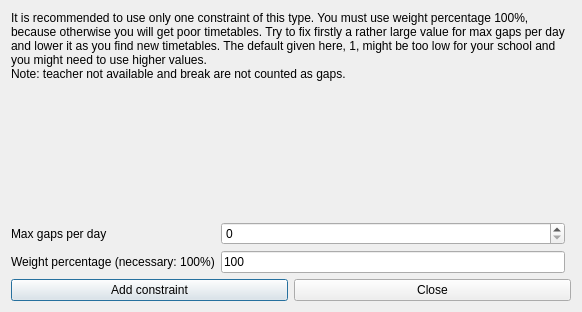
vonmecheln/fet, file fet/src/interface/addconstraintteachersmaxgapsperdayform_template.ui: the form before one commit.
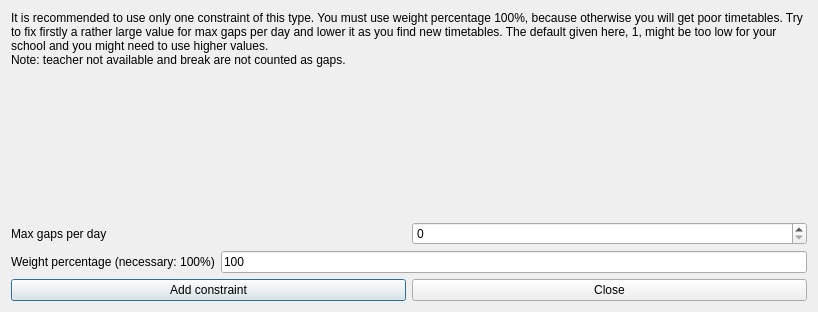
The form after the commit.

The edit to the form file:
```diff
--- a/fet/src/interface/addconstraintteachersmaxgapsperdayform_template.ui
+++ b/fet/src/interface/addconstraintteachersmaxgapsperdayform_template.ui
@@ -6,58 +6,15 @@
    <rect>
     <x>0</x>
     <y>0</y>
-    <width>532</width>
+    <width>818</width>
     <height>312</height>
    </rect>
   </property>
   <property name="windowTitle">
    <string extracomment="This is the title of the dialog to add a new constraint of this type">Add teachers max gaps per day</string>
   </property>
-  <layout class="QGridLayout">
-   <item row="1" column="0" colspan="2">
-    <layout class="QHBoxLayout">
-     <item>
-      <widget class="QPushButton" name="addConstraintPushButton">
-       <property name="text">
-        <string>Add constraint</string>
-       </property>
-      </widget>
-     </item>
-     <item>
-      <widget class="QPushButton" name="closePushButton">
-       <property name="text">
-        <string>Close</string>
-       </property>
-      </widget>
-     </item>
-    </layout>
-   </item>
+  <layout class="QGridLayout" name="gridLayout">
    <item row="0" column="0">
-    <layout class="QGridLayout">
-     <item row="3" column="0">
-      <widget class="QLabel" name="weightTextLabel">
-       <property name="frameShape">
-        <enum>QFrame::NoFrame</enum>
-       </property>
-       <property name="frameShadow">
-        <enum>QFrame::Plain</enum>
-       </property>
-       <property name="text">
-        <string>Weight percentage (necessary: 100%)</string>
-       </property>
-       <property name="wordWrap">
-        <bool>false</bool>
-       </property>
-      </widget>
-     </item>
-     <item row="3" column="1">
-      <widget class="QLineEdit" name="weightLineEdit">
-       <property name="text">
-        <string>100</string>
-       </property>
-      </widget>
-     </item>
-     <item row="0" column="0" colspan="2">
       <widget class="QLabel" name="weightTextLabel_2">
        <property name="sizePolicy">
         <sizepolicy hsizetype="Minimum" vsizetype="Minimum">
@@ -80,7 +37,7 @@
        </property>
       </widget>
      </item>
-     <item row="1" column="1">
+   <item row="1" column="0">
       <spacer name="spacer2">
        <property name="orientation">
         <enum>Qt::Vertical</enum>
@@ -91,12 +48,14 @@
        <property name="sizeHint" stdset="0">
         <size>
          <width>20</width>
-         <height>16</height>
+       <height>71</height>
         </size>
        </property>
       </spacer>
      </item>
      <item row="2" column="0">
+    <layout class="QHBoxLayout" name="horizontalLayout">
+     <item>
       <widget class="QLabel" name="textLabel1">
        <property name="text">
         <string>Max gaps per day</string>
@@ -106,11 +65,56 @@
        </property>
       </widget>
      </item>
-     <item row="2" column="1">
+     <item>
       <widget class="QSpinBox" name="maxGapsSpinBox"/>
      </item>
     </layout>
    </item>
+   <item row="3" column="0">
+    <layout class="QHBoxLayout" name="horizontalLayout_2">
+     <item>
+      <widget class="QLabel" name="weightTextLabel">
+       <property name="frameShape">
+        <enum>QFrame::NoFrame</enum>
+       </property>
+       <property name="frameShadow">
+        <enum>QFrame::Plain</enum>
+       </property>
+       <property name="text">
+        <string>Weight percentage (necessary: 100%)</string>
+       </property>
+       <property name="wordWrap">
+        <bool>false</bool>
+       </property>
+      </widget>
+     </item>
+     <item>
+      <widget class="QLineEdit" name="weightLineEdit">
+       <property name="text">
+        <string notr="true">100</string>
+       </property>
+      </widget>
+     </item>
+    </layout>
+   </item>
+   <item row="4" column="0">
+    <layout class="QHBoxLayout">
+     <item>
+      <widget class="QPushButton" name="addConstraintPushButton">
+       <property name="text">
+        <string>Add constraint</string>
+       </property>
+      </widget>
+     </item>
+     <item>
+      <widget class="QPushButton" name="closePushButton">
+       <property name="text">
+        <string>Close</string>
+       </property>
+      </widget>
+     </item>
+    </layout>
+   </item>
   </layout>
  </widget>
  <layoutdefault spacing="6" margin="11"/>
```
Left out of the diff: 6 changed lines with no effect on the pictures. Lines whose indentation alone changed are shown as unchanged.
